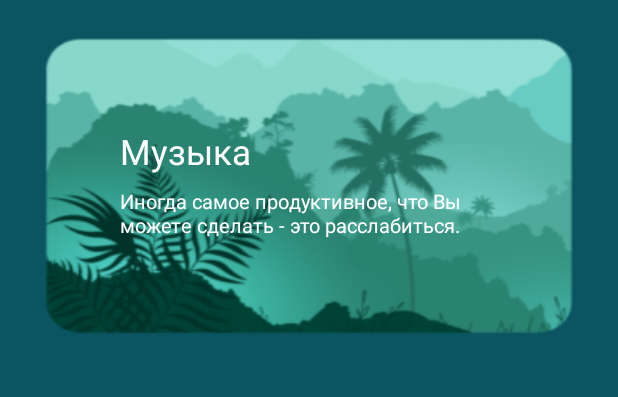
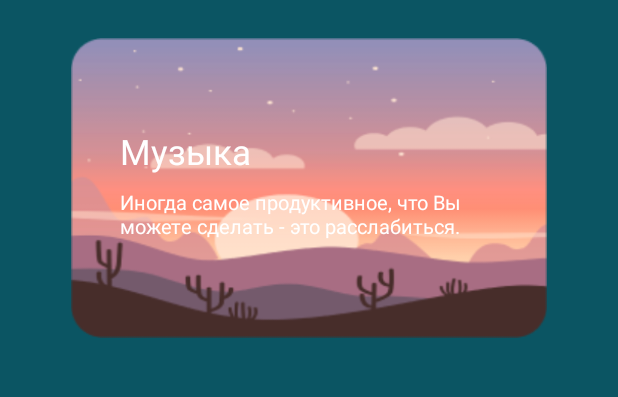
Before and after one commit to martanatta/Evo, an Android app: the SoundsActivity screen opened directly, with no data from a screen before it, on a phone screen of 412 x 824 dp, the part 105-502 px from its top. Run offline under Robolectric (Android 15) with nearby library versions, the phone set to English and light mode, and no system bars; 1 statement that could not run was skipped.

Commit message:
SoundsActivity random

```diff
--- a/app/build.gradle
+++ b/app/build.gradle
@@ -52,7 +52,6 @@ dependencies {
     implementation 'com.gauravk.audiovisualizer:audiovisualizer:0.9.2'
     implementation 'com.github.bumptech.glide:glide:4.11.0'
     implementation 'com.google.android.material:material:1.4.0'
-//    implementation 'com.google.android.gms:play-services:12.0.1'
     implementation 'com.google.firebase:firebase-analytics'
     implementation 'com.google.firebase:firebase-auth:21.0.1'
     implementation 'com.google.firebase:firebase-core:19.0.1'
@@ -60,6 +59,7 @@ dependencies {
     implementation 'com.google.firebase:firebase-storage:20.0.0'
     implementation 'com.karumi:dexter:6.2.3'
     implementation 'com.rengwuxian.materialedittext:library:2.1.4'
+    implementation 'com.squareup.okhttp3:logging-interceptor:4.9.2'
     implementation 'com.squareup.retrofit2:converter-gson:2.9.0'
     implementation 'com.squareup.retrofit2:retrofit:2.9.0'
     implementation 'com.squareup.picasso:picasso:2.71828'
--- a/app/src/main/java/com/example/evo/SoundsActivity.java
+++ b/app/src/main/java/com/example/evo/SoundsActivity.java
@@ -4,6 +4,7 @@ import android.content.Intent;
 import android.os.Bundle;
 import android.util.Log;
 import android.view.View;
+import android.widget.ImageView;
 
 import androidx.annotation.NonNull;
 import androidx.appcompat.app.AppCompatActivity;
@@ -12,10 +13,10 @@ import androidx.recyclerview.widget.RecyclerView;
 
 import com.example.evo.apiShmapi.ApiService;
 import com.example.evo.apiShmapi.CategoryDetail;
-import com.example.evo.apiShmapi.CategoryList;
 
 import java.util.ArrayList;
 import java.util.List;
+import java.util.Random;
 
 import okhttp3.OkHttpClient;
 import okhttp3.logging.HttpLoggingInterceptor;
@@ -37,6 +38,10 @@ public class SoundsActivity extends AppCompatActivity {
         super.onCreate(savedInstanceState);
         setContentView(R.layout.activity_sound);
         recyclerView = findViewById(R.id.recyclerView);
+        ImageView mRandomImage = findViewById(R.id.random_imageView);
+        int[] images = {R.drawable.rectangle_forest, R.drawable.rectangle_mountains, R.drawable.rectangle_desert, R.drawable.rectangle_hills};
+        Random random = new Random();
+        mRandomImage.setImageResource(images[random.nextInt(images.length)]);
 
         Intent intent = getIntent();
         Bundle extras = intent.getExtras();
@@ -55,8 +60,6 @@ public class SoundsActivity extends AppCompatActivity {
                 intent.putExtra("sound", item.audio_file);
                 intent.putExtra("position", position);
                 intent.putExtra("categoryId", mMainId);
-
-
 
                 startActivity(intent);
             }
@@ -85,7 +88,7 @@ public class SoundsActivity extends AppCompatActivity {
                 Log.e("work", "code: " + response.body().audios);
                 interceptor.level(HttpLoggingInterceptor.Level.BODY);
                 initData(response.body().audios);
-                Log.e("Размер листа", mList.size()+"");
+                Log.e("Размер листа", mList.size() + "");
             }
 
             @Override
--- a/app/src/main/res/layout/activity_sound.xml
+++ b/app/src/main/res/layout/activity_sound.xml
@@ -1,6 +1,5 @@
 <?xml version="1.0" encoding="utf-8"?>
 <LinearLayout xmlns:android="http://schemas.android.com/apk/res/android"
-    xmlns:app="http://schemas.android.com/apk/res-auto"
     xmlns:tools="http://schemas.android.com/tools"
     android:layout_width="match_parent"
     android:layout_height="match_parent"
@@ -27,12 +26,17 @@
             android:src="@drawable/logo" />
     </RelativeLayout>
 
-    <LinearLayout
+    <FrameLayout
         android:layout_width="match_parent"
         android:layout_height="wrap_content"
         android:layout_marginTop="25dp"
-        android:background="@drawable/rectangle_forest"
         android:orientation="vertical">
+
+        <ImageView
+            android:id="@+id/random_imageView"
+            android:layout_width="match_parent"
+            android:layout_height="200dp"
+            android:layout_gravity="fill" />
 
         <TextView
             android:id="@+id/text_song"
@@ -49,7 +53,7 @@
             android:layout_width="240dp"
             android:layout_height="wrap_content"
             android:layout_marginStart="50dp"
-            android:layout_marginTop="8dp"
+            android:layout_marginTop="100dp"
             android:text="@string/title_of_sounds"
             android:textColor="#ffffff"
             android:textSize="13sp" />
@@ -73,7 +77,7 @@
         <!--            app:iconGravity="textEnd"-->
         <!--            app:iconPadding="16dp"-->
         <!--            app:iconTint="#253334" />-->
-    </LinearLayout>
+    </FrameLayout>
 
     <RelativeLayout
         android:layout_width="wrap_content"
@@ -85,7 +89,7 @@
             android:id="@+id/recyclerView"
             android:layout_width="match_parent"
             android:layout_height="wrap_content"
-            tools:listitem="@layout/activity_sounds_list_item"/>
+            tools:listitem="@layout/activity_sounds_list_item" />
     </RelativeLayout>
 
     <!--        <ImageView-->
```
Lines whose indentation alone changed are shown as unchanged.
